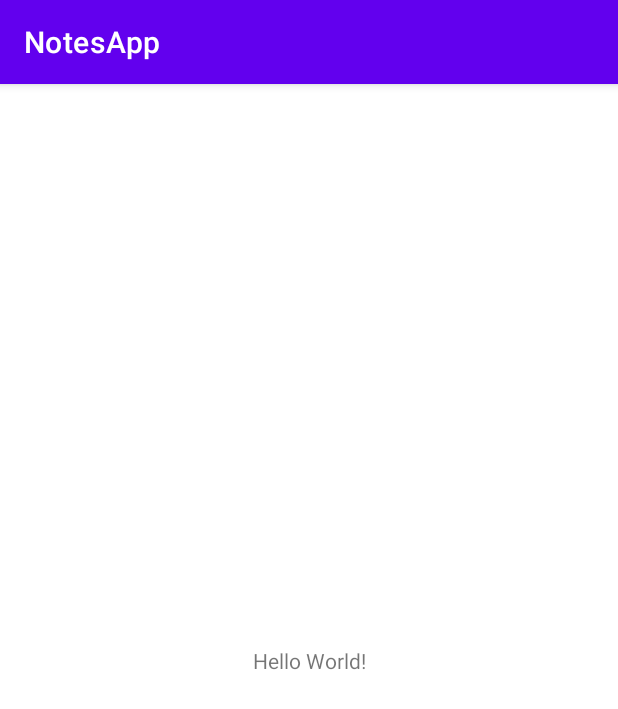
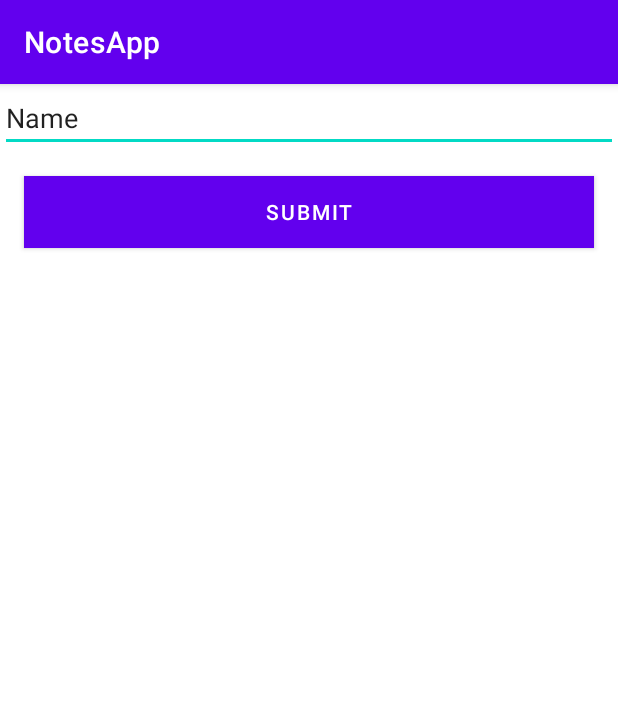
Before and after one commit to priyanka-jha/NotesApp, an Android app: the screen it shows after launch (MainActivity), on a phone screen of 412 x 824 dp. Shown: the top 709 px of the screen. Run offline under Robolectric (Android 15) with nearby library versions, the phone set to English and light mode, and no system bars; our stand-ins replace Room's generated code.

Commit message:
Added Recycler View, implemented submit and delete data from Room and update recyclerview in runtime using MVVP Model.

```diff
--- a/app/build.gradle
+++ b/app/build.gradle
@@ -52,6 +52,7 @@ dependencies {
 
     // Room components
     implementation "androidx.room:room-ktx:$rootProject.roomVersion"
+    implementation 'androidx.recyclerview:recyclerview:1.1.0'
     kapt "androidx.room:room-compiler:$rootProject.roomVersion"
     androidTestImplementation "androidx.room:room-testing:$rootProject.roomVersion"
 
--- a/app/src/main/java/com/example/notesapp/MainActivity.kt
+++ b/app/src/main/java/com/example/notesapp/MainActivity.kt
@@ -2,10 +2,14 @@ package com.example.notesapp
 
 import androidx.appcompat.app.AppCompatActivity
 import android.os.Bundle
+import android.util.Log
+import android.view.View
 import androidx.lifecycle.Observer
 import androidx.lifecycle.ViewModelProvider
+import androidx.recyclerview.widget.LinearLayoutManager
+import kotlinx.android.synthetic.main.activity_main.*
 
-class MainActivity : AppCompatActivity() {
+class MainActivity : AppCompatActivity(), NotesAdapter.NotesClickListener {
 
     lateinit var noteViewModel: NoteViewModel
 
@@ -13,14 +17,37 @@ class MainActivity : AppCompatActivity() {
         super.onCreate(savedInstanceState)
         setContentView(R.layout.activity_main)
 
+        btnSubmit.setOnClickListener(View.OnClickListener {
+
+            val noteText = editTextNote.text.toString()
+            if (noteText.isNotEmpty()) {
+
+                noteViewModel.insertNote(Notes(noteText))
+            }
+
+        })
+
+        noteRV.layoutManager = LinearLayoutManager(this)
+        val adapter = NotesAdapter(this, this)
+        noteRV.adapter = adapter
+
         noteViewModel = ViewModelProvider(this,ViewModelProvider.AndroidViewModelFactory.
         getInstance(application)).
         get(NoteViewModel::class.java)
 
-        noteViewModel.allNotes.observe(this, Observer {
+
+
+        noteViewModel.allNotes.observe(this, Observer {list -> list.let {
+            adapter.updateList(it)
+
+        }
 
 
         })
 
     }
+
+    override fun onNoteClicked(notes: Notes) {
+        noteViewModel.deleteNote(notes)
+    }
 }
--- a/app/src/main/java/com/example/notesapp/NoteViewModel.kt
+++ b/app/src/main/java/com/example/notesapp/NoteViewModel.kt
@@ -4,14 +4,28 @@ import android.app.Application
 import androidx.lifecycle.AndroidViewModel
 import androidx.lifecycle.LiveData
 import androidx.lifecycle.ViewModel
+import androidx.lifecycle.viewModelScope
+import kotlinx.coroutines.Dispatchers
+import kotlinx.coroutines.launch
 
-class NoteViewModel(application: Application) : AndroidViewModel(application) {
-    val allNotes: LiveData<List<Notes>> = TODO()
+public class NoteViewModel(application: Application) : AndroidViewModel(application) {
+    val allNotes: LiveData<List<Notes>>
+    val repository: NotesRepository
 
     init {
         val dao = NotesDatabase.getDatabase(application).getNoteDao()
-        val repository = NotesRepository(dao)
+        repository = NotesRepository(dao)
         allNotes = repository.allNotes
     }
 
+    fun insertNote(notes: Notes) = viewModelScope.launch(Dispatchers.IO) {
+
+        repository.insert(notes)
+    }
+
+    fun deleteNote(notes: Notes) = viewModelScope.launch(Dispatchers.IO) {
+
+        repository.delete(notes)
+    }
+
 }
--- /dev/null
+++ b/app/src/main/java/com/example/notesapp/NotesAdapter.kt
@@ -0,0 +1,59 @@
+package com.example.notesapp
+
+import android.content.Context
+import android.view.LayoutInflater
+import android.view.View
+import android.view.ViewGroup
+import android.widget.Button
+import android.widget.ImageButton
+import android.widget.TextView
+import androidx.recyclerview.widget.RecyclerView
+import com.example.notesapp.NotesAdapter.*
+
+class NotesAdapter(val context: Context, val listener: NotesClickListener) : RecyclerView.Adapter<NotesAdapter.NoteViewHolder>() {
+
+    val allNotes = ArrayList<Notes>()
+
+    inner class NoteViewHolder(itemView: View) : RecyclerView.ViewHolder(itemView) {
+
+        val textNote = itemView.findViewById<TextView>(R.id.textNote)
+        val btnDelete = itemView.findViewById<ImageButton>(R.id.imageDelete)
+
+
+    }
+
+    override fun onCreateViewHolder(parent: ViewGroup, viewType: Int): NoteViewHolder {
+         val viewHolder = NoteViewHolder(LayoutInflater.from(context).inflate(R.layout.notes_items, parent, false))
+         viewHolder.btnDelete.setOnClickListener(View.OnClickListener {
+
+             listener.onNoteClicked(allNotes[viewHolder.adapterPosition])
+
+         })
+        return viewHolder
+    }
+
+    override fun getItemCount(): Int {
+        return allNotes.size
+    }
+
+    override fun onBindViewHolder(holder: NoteViewHolder, position: Int) {
+        val currentNote = allNotes[position]
+        holder.textNote.text = currentNote.note
+    }
+
+    fun updateList(noteList: List<Notes>) {
+
+        allNotes.clear()
+        allNotes.addAll(noteList)
+        notifyDataSetChanged()
+
+    }
+
+    interface NotesClickListener {
+
+        fun onNoteClicked(notes: Notes)
+    }
+
+
+
+}
--- a/app/src/main/java/com/example/notesapp/NotesDatabase.kt
+++ b/app/src/main/java/com/example/notesapp/NotesDatabase.kt
@@ -17,7 +17,7 @@ public abstract class NotesDatabase : RoomDatabase() {
         @Volatile
         private var INSTANCE: NotesDatabase? = null
 
-        fun getDatabase(context: Context): NotesDatabase {
+        public fun getDatabase(context: Context): NotesDatabase {
             // if the INSTANCE is not null, then return it,
             // if it is, then create the database
             return INSTANCE ?: synchronized(this) {
--- /dev/null
+++ b/app/src/main/res/drawable/delete.xml
@@ -0,0 +1,5 @@
+<vector android:height="24dp" android:tint="#FFFFFF"
+    android:viewportHeight="24" android:viewportWidth="24"
+    android:width="24dp" xmlns:android="http://schemas.android.com/apk/res/android">
+    <path android:fillColor="@android:color/white" android:pathData="M6,19c0,1.1 0.9,2 2,2h8c1.1,0 2,-0.9 2,-2L18,7L6,7v12zM8.46,11.88l1.41,-1.41L12,12.59l2.12,-2.12 1.41,1.41L13.41,14l2.12,2.12 -1.41,1.41L12,15.41l-2.12,2.12 -1.41,-1.41L10.59,14l-2.13,-2.12zM15.5,4l-1,-1h-5l-1,1L5,4v2h14L19,4z"/>
+</vector>
--- a/app/src/main/res/layout/activity_main.xml
+++ b/app/src/main/res/layout/activity_main.xml
@@ -6,13 +6,43 @@
     android:layout_height="match_parent"
     tools:context=".MainActivity">
 
-    <TextView
-        android:layout_width="wrap_content"
+
+
+    <EditText
+        android:id="@+id/editTextNote"
+        android:layout_width="match_parent"
         android:layout_height="wrap_content"
-        android:text="Hello World!"
-        app:layout_constraintBottom_toBottomOf="parent"
-        app:layout_constraintLeft_toLeftOf="parent"
-        app:layout_constraintRight_toRightOf="parent"
+        android:ems="10"
+        android:inputType="textPersonName"
+        android:text="Name"
+        app:layout_constraintEnd_toEndOf="parent"
+        app:layout_constraintStart_toStartOf="parent"
         app:layout_constraintTop_toTopOf="parent" />
 
+    <Button
+        android:id="@+id/btnSubmit"
+        android:layout_width="match_parent"
+        android:layout_height="wrap_content"
+        app:layout_constraintTop_toBottomOf="@+id/editTextNote"
+        android:text="Submit"
+        android:background="@color/purple_700"
+        android:textColor="@color/white"
+        android:layout_margin="16dp">
+
+    </Button>
+
+    <androidx.recyclerview.widget.RecyclerView
+        android:id="@+id/noteRV"
+        android:layout_width="match_parent"
+        android:layout_height="0dp"
+        android:layout_margin="16dp"
+        app:layout_constraintEnd_toEndOf="parent"
+        app:layout_constraintStart_toStartOf="parent"
+        app:layout_constraintTop_toBottomOf="@id/btnSubmit"
+        app:layout_constraintBottom_toBottomOf="parent"
+        tools:listitem="@layout/notes_items"
+
+        />
+
+
 </androidx.constraintlayout.widget.ConstraintLayout>
```
Also changed, not shown: app/src/main/res/layout/notes_items.xml (added, +35 -0 lines).
